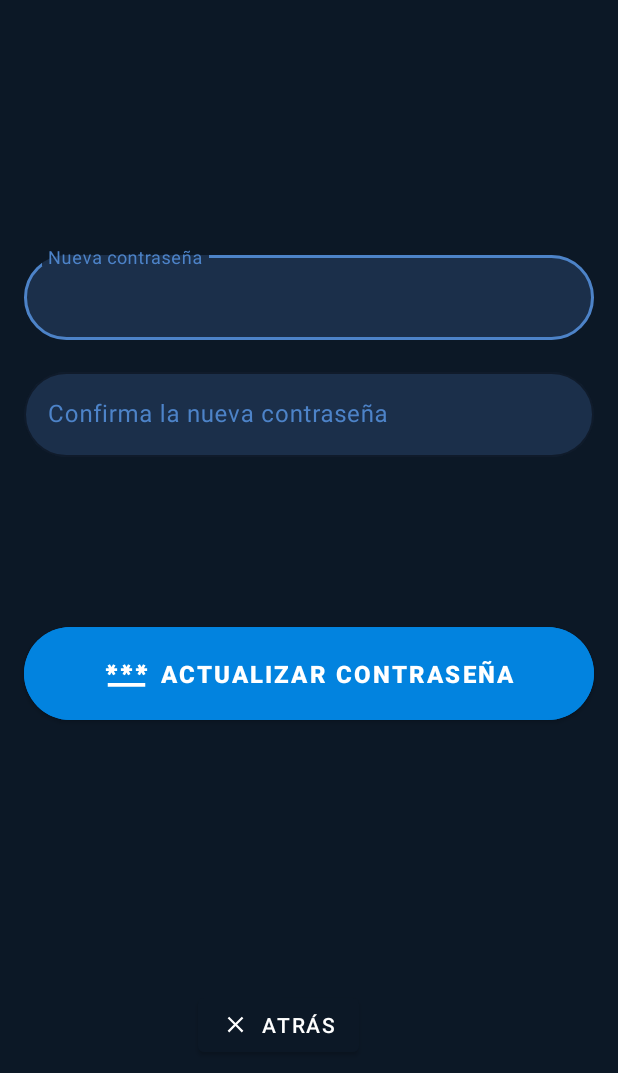
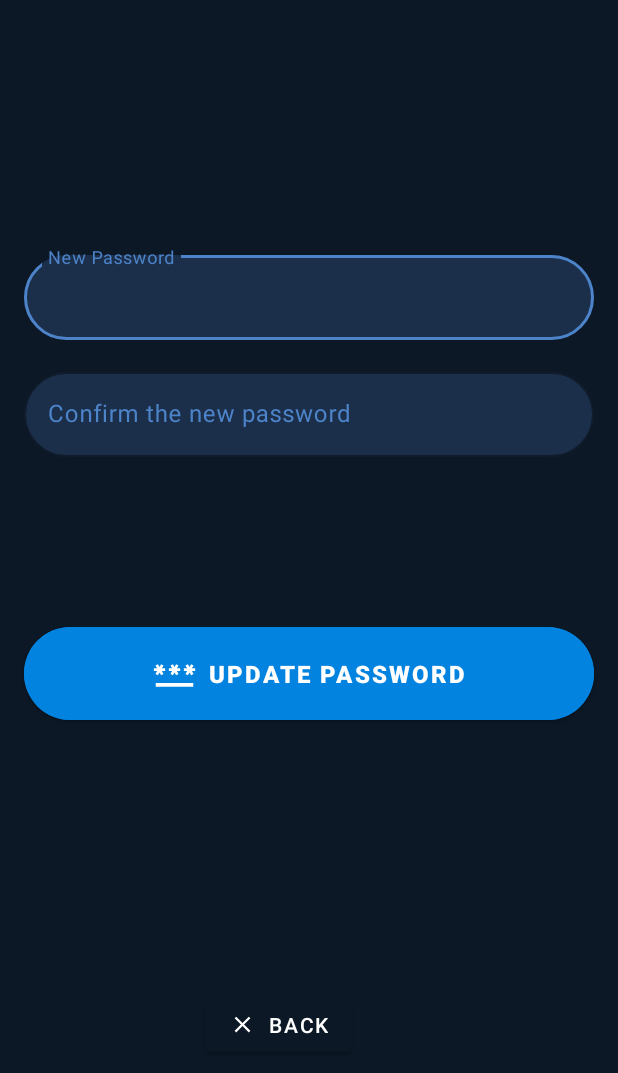
Before and after one commit to jtorrast/dm-banco-jototo, an Android app: the ChangePasswordActivity2 screen opened directly, with no data from a screen before it, on a phone screen of 412 x 824 dp. Shown: the top 1073 px of the screen. Run offline under Robolectric (Android 15) with nearby library versions, the phone set to English and light mode, and no system bars.

Commit message:
Textos traducidos

```diff
--- a/app/src/main/res/values/strings.xml
+++ b/app/src/main/res/values/strings.xml
@@ -1,20 +1,20 @@
 <resources>
     <string name="app_name">Banco-jototo</string>
     <string name="bank_name">BankOnMe</string>
-    <string name="text_btn_login">Continuar</string>
-    <string name="text_btn_exit">Salir</string>
-    <string name="terms_use_text">Por favor, inicie sesión. Si accede a nuestro servicio, estará de acuerdo con los términos de uso.</string>
-    <string name="required">Obligatorio</string>
+    <string name="text_btn_login">Continue</string>
+    <string name="text_btn_exit">Exit</string>
+    <string name="terms_use_text">Please login. If you access our service, you agree to the terms of use.</string>
+    <string name="required">Required</string>
     <string name="error_field">Error</string>
-    <string name="error_id_field">DNI Inválido</string>
-    <string name="error_empty_field">Campo obligatorio</string>
-    <string name="error_password_length">La contraseña debe tener al menos 5 caracteres.</string>
-    <string name="card_welcoming">Bienvenido/a</string>
-    <string name="welcome_text">Tu banco online</string>
-    <string name="new_pass">Nueva contraseña</string>
-    <string name="confirm_new_pass">Confirma la nueva contraseña</string>
-    <string name="text_confirm_pass">Actualizar contraseña</string>
-    <string name="text_btn_back">Atrás</string>
-    <string name="error_confirm_pass">La contraseña no coincide</string>
-    <string name="snackbar_pass_change">Contraseña actualizada</string>
+    <string name="error_id_field">Invalid ID</string>
+    <string name="error_empty_field">Required Field</string>
+    <string name="error_password_length">The password must be at least 5 characters.</string>
+    <string name="card_welcoming">Welcome</string>
+    <string name="welcome_text">Your online bank</string>
+    <string name="new_pass">New Password</string>
+    <string name="confirm_new_pass">Confirm the new password</string>
+    <string name="text_confirm_pass">Update password</string>
+    <string name="text_btn_back">Back</string>
+    <string name="error_confirm_pass">Password does not match</string>
+    <string name="snackbar_pass_change">Updated password</string>
 </resources>
```
Also changed, not shown: 1 other file.
